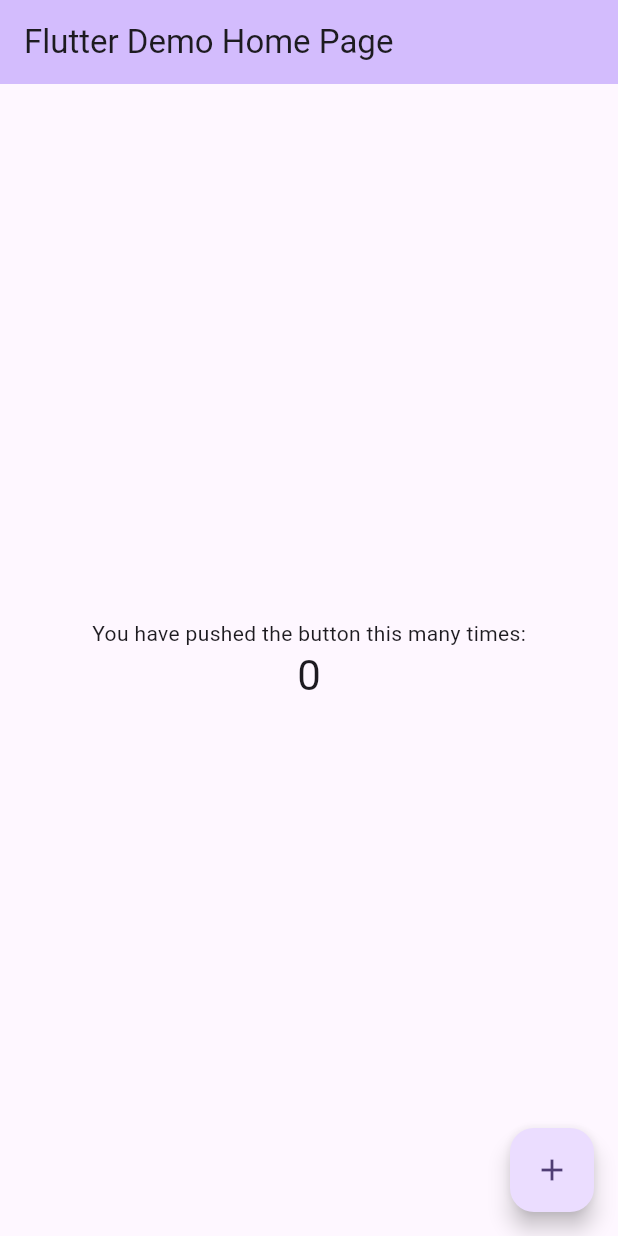
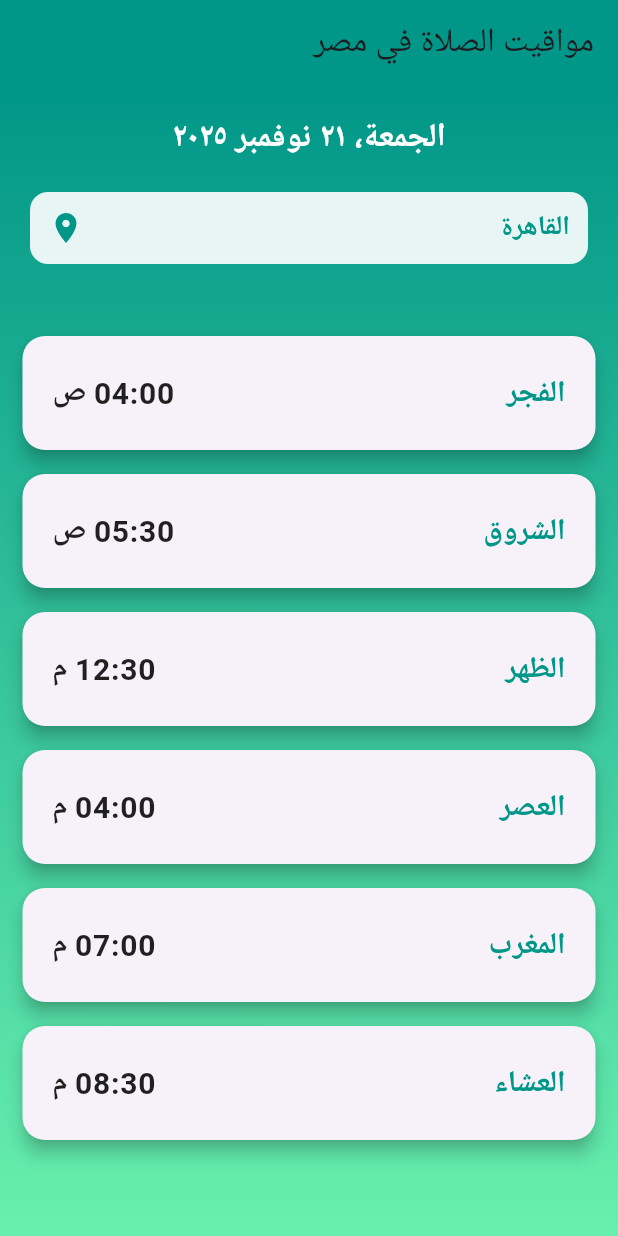
Before and after one commit to could-ai/019aa468-0ddd-755f-b28e-2516555b292e, a Flutter app: the screen it shows after launch, on a phone screen of 412 x 824 dp. Run offline on Flutter 3.47's test engine with Material 3 defaults, Android fonts, the phone set to English and light mode, and no system bars; Roboto replaces fonts that are missing (Cairo).

Commit message:
تم تحديث ملف `pubspec.yaml` لإضافة مكتبة `intl` الضرورية لتنسيق التواريخ وعرضها باللغة العربية بشكل صحيح. هذا التغيير أساسي لدعم واجهة المستخدم العربية التي تم تنفيذها في الشاشة الرئيسية.; تم تعديل الملف الرئيسي `lib/main.dart` بشكل كامل. تمت إزالة الكود التجريبي الافتراضي واستبداله ببنية أساسية جديدة للتطبيق تدعم اللغة العربية (من اليمين لليسار) وتعين الشاشة الرئيسية لتكون `HomeScreen` التي تعرض مواقيت الصلاة. كما تم تحديد نظام ألوان أساسي (Teal) ومحليّة التطبيق إلى العربية (مصر).; تم إنشاء ملف جديد ومجلد جديد (`lib/screens/home_screen.dart`) لتنظيم الكود بشكل أفضل. يحتوي هذا الملف على الشاشة الرئيسية للتطبيق (`HomeScreen`)، والتي تعرض واجهة مستخدم متكاملة تشمل التاريخ الحالي باللغة العربية، وقائمة منسدلة لاختيار المدينة، وقائمة بمواقيت الصلاة (باستخدام بيانات وهمية مؤقتًا) بتصميم جذاب وواضح.

```diff
--- a/usr/lib/main.dart
+++ b/usr/lib/main.dart
@@ -1,4 +1,6 @@
 import 'package:flutter/material.dart';
+import 'package:flutter_localizations/flutter_localizations.dart';
+import 'screens/home_screen.dart';
 
 void main() {
   runApp(const MyApp());
@@ -7,114 +9,26 @@ void main() {
 class MyApp extends StatelessWidget {
   const MyApp({super.key});
 
-  // This widget is the root of your application.
   @override
   Widget build(BuildContext context) {
     return MaterialApp(
-      title: 'Flutter Demo',
+      title: 'مواقيت الصلاة',
       debugShowCheckedModeBanner: false,
       theme: ThemeData(
-        // This is the theme of your application.
-        //
-        // TRY THIS: Try running your application with "flutter run". You'll see
-        // the application has a purple toolbar. Then, without quitting the app,
-        // try changing the seedColor in the colorScheme below to Colors.green
-        // and then invoke "hot reload" (save your changes or press the "hot
-        // reload" button in a Flutter-supported IDE, or press "r" if you used
-        // the command line to start the app).
-        //
-        // Notice that the counter didn't reset back to zero; the application
-        // state is not lost during the reload. To reset the state, use hot
-        // restart instead.
-        //
-        // This works for code too, not just values: Most code changes can be
-        // tested with just a hot reload.
-        colorScheme: ColorScheme.fromSeed(seedColor: Colors.deepPurple),
+        primarySwatch: Colors.teal,
+        visualDensity: VisualDensity.adaptivePlatformDensity,
+        fontFamily: 'Cairo',
       ),
-      home: const MyHomePage(title: 'Flutter Demo Home Page'),
+      localizationsDelegates: const [
+        GlobalMaterialLocalizations.delegate,
+        GlobalWidgetsLocalizations.delegate,
+        GlobalCupertinoLocalizations.delegate,
+      ],
+      supportedLocales: const [
+        Locale('ar', 'EG'),
+      ],
+      locale: const Locale('ar', 'EG'),
+      home: const HomeScreen(),
     );
   }
 }
-
-class MyHomePage extends StatefulWidget {
-  const MyHomePage({super.key, required this.title});
-
-  // This widget is the home page of your application. It is stateful, meaning
-  // that it has a State object (defined below) that contains fields that affect
-  // how it looks.
-
-  // This class is the configuration for the state. It holds the values (in this
-  // case the title) provided by the parent (in this case the App widget) and
-  // used by the build method of the State. Fields in a Widget subclass are
-  // always marked "final".
-
-  final String title;
-
-  @override
-  State<MyHomePage> createState() => _MyHomePageState();
-}
-
-class _MyHomePageState extends State<MyHomePage> {
-  int _counter = 0;
-
-  void _incrementCounter() {
-    setState(() {
-      // This call to setState tells the Flutter framework that something has
-      // changed in this State, which causes it to rerun the build method below
-      // so that the display can reflect the updated values. If we changed
-      // _counter without calling setState(), then the build method would not be
-      // called again, and so nothing would appear to happen.
-      _counter++;
-    });
-  }
-
-  @override
-  Widget build(BuildContext context) {
-    // This method is rerun every time setState is called, for instance as done
-    // by the _incrementCounter method above.
-    //
-    // The Flutter framework has been optimized to make rerunning build methods
-    // fast, so that you can just rebuild anything that needs updating rather
-    // than having to individually change instances of widgets.
-    return Scaffold(
-      appBar: AppBar(
-        // TRY THIS: Try changing the color here to a specific color (to
-        // Colors.amber, perhaps?) and trigger a hot reload to see the AppBar
-        // change color while the other colors stay the same.
-        backgroundColor: Theme.of(context).colorScheme.inversePrimary,
-        // Here we take the value from the MyHomePage object that was created by
-        // the App.build method, and use it to set our appbar title.
-        title: Text(widget.title),
-      ),
-      body: Center(
-        // Center is a layout widget. It takes a single child and positions it
-        // in the middle of the parent.
-        child: Column(
-          // Column is also a layout widget. It takes a list of children and
-          // arranges them vertically. By default, it sizes itself to fit its
-          // children horizontally, and tries to be as tall as its parent.
-          //
-          // Column has various properties to control how it sizes itself and
-          // how it positions its children. Here we use mainAxisAlignment to
-          // center the children vertically; the main axis here is the vertical
-          // axis because Columns are vertical (the cross axis would be
-          // horizontal).
-          //
-          // TRY THIS: Invoke "debug painting" (choose the "Toggle Debug Paint"
-          // action in the IDE, or press "p" in the console), to see the
-          // wireframe for each widget.
-          mainAxisAlignment: MainAxisAlignment.center,
-          children: <Widget>[
-            const Text('You have pushed the button this many times:'),
-            Text('$_counter', style: Theme.of(context).textTheme.headlineMedium),
-          ],
-        ),
-      ),
-      floatingActionButton: FloatingActionButton(
-        onPressed: _incrementCounter,
-        tooltip: 'Increment',
-        child: const Icon(Icons.add),
-      ), // This trailing comma makes auto-formatting nicer for build methods.
-    );
-  }
-}
--- /dev/null
+++ b/usr/lib/screens/home_screen.dart
@@ -0,0 +1,210 @@
+import 'package:flutter/material.dart';
+import 'package:intl/intl.dart';
+import 'package:intl/date_symbol_data_local.dart';
+
+class HomeScreen extends StatefulWidget {
+  const HomeScreen({super.key});
+
+  @override
+  State<HomeScreen> createState() => _HomeScreenState();
+}
+
+class _HomeScreenState extends State<HomeScreen> {
+  String _selectedCity = 'القاهرة';
+  final List<String> _cities = [
+    'القاهرة',
+    'الإسكندرية',
+    'الجيزة',
+    'أسوان',
+    'الأقصر',
+    'شرم الشيخ'
+  ];
+
+  final Map<String, Map<String, String>> _prayerTimes = {
+    'القاهرة': {
+      'الفجر': '04:00 ص',
+      'الشروق': '05:30 ص',
+      'الظهر': '12:30 م',
+      'العصر': '04:00 م',
+      'المغرب': '07:00 م',
+      'العشاء': '08:30 م',
+    },
+    'الإسكندرية': {
+      'الفجر': '04:05 ص',
+      'الشروق': '05:35 ص',
+      'الظهر': '12:35 م',
+      'العصر': '04:05 م',
+      'المغرب': '07:05 م',
+      'العشاء': '08:35 م',
+    },
+    'الجيزة': {
+      'الفجر': '04:01 ص',
+      'الشروق': '05:31 ص',
+      'الظهر': '12:31 م',
+      'العصر': '04:01 م',
+      'المغرب': '07:01 م',
+      'العشاء': '08:31 م',
+    },
+    'أسوان': {
+      'الفجر': '04:10 ص',
+      'الشروق': '05:40 ص',
+      'الظهر': '12:20 م',
+      'العصر': '03:45 م',
+      'المغرب': '06:45 م',
+      'العشاء': '08:10 م',
+    },
+    'الأقصر': {
+      'الفجر': '04:08 ص',
+      'الشروق': '05:38 ص',
+      'الظهر': '12:25 م',
+      'العصر': '03:50 م',
+      'المغرب': '06:50 م',
+      'العشاء': '08:15 م',
+    },
+    'شرم الشيخ': {
+      'الفجر': '03:55 ص',
+      'الشروق': '05:25 ص',
+      'الظهر': '12:15 م',
+      'العصر': '03:40 م',
+      'المغرب': '06:40 م',
+      'العشاء': '08:05 م',
+    },
+  };
+
+  String _currentDate = '';
+
+  @override
+  void initState() {
+    super.initState();
+    initializeDateFormatting('ar_EG', null).then((_) {
+      _updateDate();
+    });
+  }
+
+  void _updateDate() {
+    setState(() {
+      _currentDate = DateFormat.yMMMMEEEEd('ar_EG').format(DateTime.now());
+    });
+  }
+
+  @override
+  Widget build(BuildContext context) {
+    final times = _prayerTimes[_selectedCity]!;
+    final prayerNames = times.keys.toList();
+
+    return Scaffold(
+      appBar: AppBar(
+        title: const Text('مواقيت الصلاة في مصر'),
+        backgroundColor: Colors.teal,
+        elevation: 0,
+      ),
+      body: Container(
+        decoration: const BoxDecoration(
+          gradient: LinearGradient(
+            begin: Alignment.topCenter,
+            end: Alignment.bottomCenter,
+            colors: [Colors.teal, Colors.greenAccent],
+          ),
+        ),
+        child: Column(
+          children: [
+            _buildHeader(),
+            const SizedBox(height: 20),
+            Expanded(
+              child: ListView.builder(
+                itemCount: prayerNames.length,
+                itemBuilder: (context, index) {
+                  final prayerName = prayerNames[index];
+                  final prayerTime = times[prayerName]!;
+                  return _buildPrayerTimeCard(prayerName, prayerTime);
+                },
+              ),
+            ),
+          ],
+        ),
+      ),
+    );
+  }
+
+  Widget _buildHeader() {
+    return Container(
+      padding: const EdgeInsets.all(20.0),
+      child: Column(
+        children: [
+          Text(
+            _currentDate,
+            style: const TextStyle(
+              color: Colors.white,
+              fontSize: 22,
+              fontWeight: FontWeight.bold,
+            ),
+            textAlign: TextAlign.center,
+          ),
+          const SizedBox(height: 20),
+          Container(
+            padding: const EdgeInsets.symmetric(horizontal: 12.0),
+            decoration: BoxDecoration(
+              color: Colors.white.withOpacity(0.9),
+              borderRadius: BorderRadius.circular(12.0),
+            ),
+            child: DropdownButton<String>(
+              value: _selectedCity,
+              isExpanded: true,
+              icon: const Icon(Icons.location_on, color: Colors.teal),
+              underline: const SizedBox(),
+              onChanged: (String? newValue) {
+                if (newValue != null) {
+                  setState(() {
+                    _selectedCity = newValue;
+                  });
+                }
+              },
+              items: _cities.map<DropdownMenuItem<String>>((String value) {
+                return DropdownMenuItem<String>(
+                  value: value,
+                  child: Text(
+                    value,
+                    style: const TextStyle(
+                      fontSize: 18,
+                      fontWeight: FontWeight.w600,
+                      color: Colors.teal,
+                    ),
+                  ),
+                );
+              }).toList(),
+            ),
+          ),
+        ],
+      ),
+    );
+  }
+
+  Widget _buildPrayerTimeCard(String prayerName, String prayerTime) {
+    return Card(
+      margin: const EdgeInsets.symmetric(horizontal: 15.0, vertical: 8.0),
+      elevation: 5,
+      shape: RoundedRectangleBorder(
+        borderRadius: BorderRadius.circular(15.0),
+      ),
+      child: ListTile(
+        contentPadding: const EdgeInsets.symmetric(vertical: 10.0, horizontal: 20.0),
+        title: Text(
+          prayerName,
+          style: const TextStyle(
+            fontSize: 20,
+            fontWeight: FontWeight.bold,
+            color: Colors.teal,
+          ),
+        ),
+        trailing: Text(
+          prayerTime,
+          style: const TextStyle(
+            fontSize: 20,
+            fontWeight: FontWeight.bold,
+            color: Colors.black87,
+          ),
+        ),
+      ),
+    );
+  }
+}
```
Also changed, not shown: usr/pubspec.yaml (+2 -70 lines).
